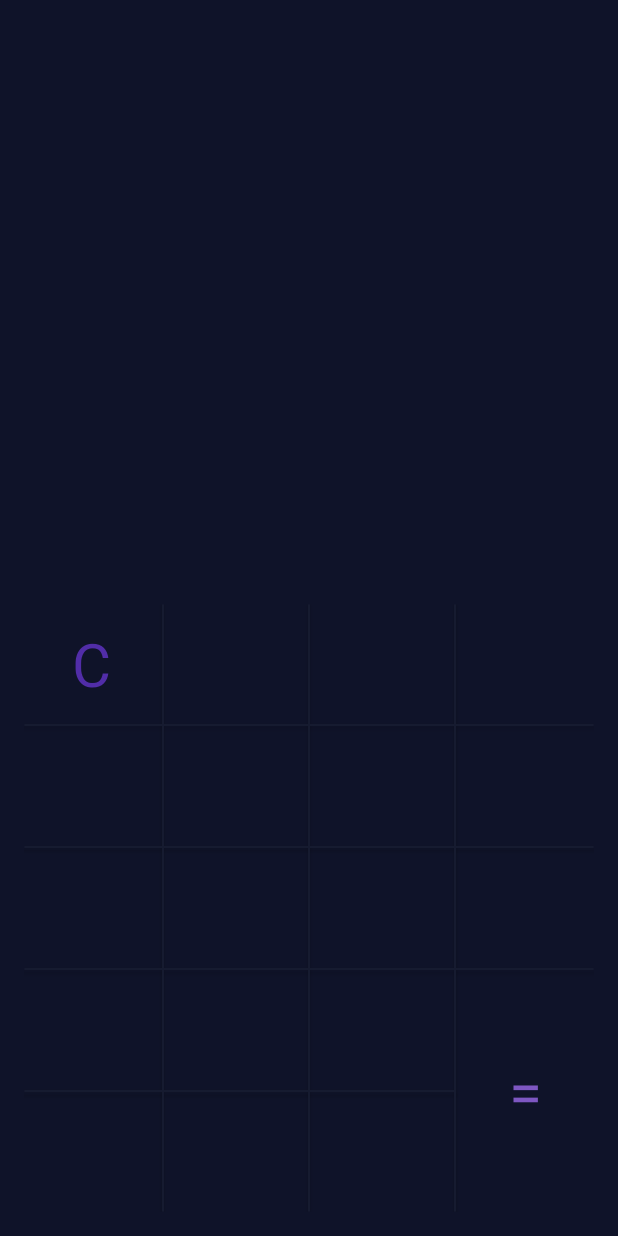
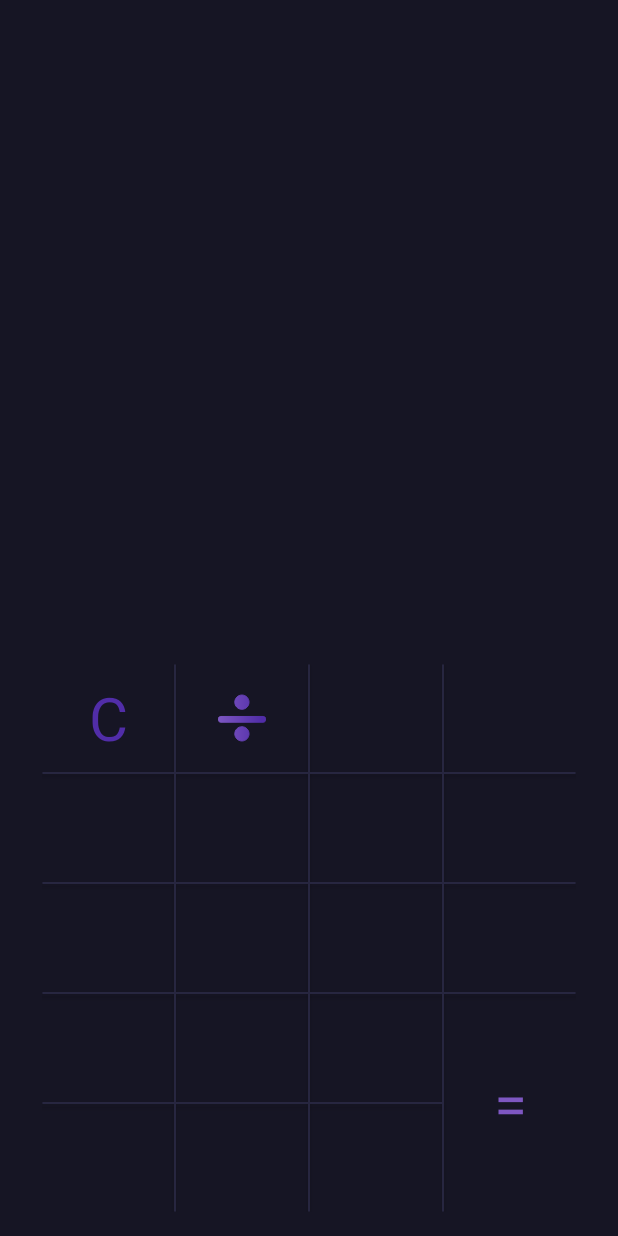
Before and after one commit to ashishmehta11/Unit-Converter, an Android app: the screen it shows after launch (MainActivity), on a phone screen of 412 x 824 dp. Before the commit the screen is almost empty. Run offline under Robolectric (Android 15) with nearby library versions, the phone set to English and light mode, and no system bars; our stand-ins replace data binding.

Commit message:
Updated Color scheme. Added my_grad.xml
Signed-off-by: ashishmehta11 <ashish11mehta11@gmail.com>

```diff
--- a/app/src/main/java/com/project/unitconverter/data/Test.java
+++ b/app/src/main/java/com/project/unitconverter/data/Test.java
@@ -3,5 +3,14 @@ package com.project.unitconverter.data;
 
 import androidx.databinding.BaseObservable;
 
+import java.util.Stack;
+
 public class Test extends BaseObservable {
+    Stack<Integer> operands = new Stack<Integer>();
+    Stack<String> operators = new Stack<String>();
+
+    public void clickerListener(String val) {
+
+    }
+
 }
--- a/app/src/main/java/com/project/unitconverter/fragments/NumPadFragment.java
+++ b/app/src/main/java/com/project/unitconverter/fragments/NumPadFragment.java
@@ -1,26 +1,29 @@
 package com.project.unitconverter.fragments;
 
 import android.os.Bundle;
-
-import androidx.fragment.app.Fragment;
-
 import android.view.LayoutInflater;
 import android.view.View;
 import android.view.ViewGroup;
 
+import androidx.databinding.DataBindingUtil;
+import androidx.fragment.app.Fragment;
+
 import com.project.unitconverter.R;
+import com.project.unitconverter.data.Test;
+import com.project.unitconverter.databinding.FragmentNumPadBinding;
 
-/**
- * A simple {@link Fragment} subclass.
- * Use the {@link NumPadFragment#newInstance} factory method to
- * create an instance of this fragment.
- */
 public class NumPadFragment extends Fragment {
+    private FragmentNumPadBinding binding = null;
 
     @Override
     public View onCreateView(LayoutInflater inflater, ViewGroup container,
                              Bundle savedInstanceState) {
         // Inflate the layout for this fragment
-        return inflater.inflate(R.layout.fragment_num_pad, container, false);
+        if (binding == null) {
+            binding = DataBindingUtil.inflate(inflater, R.layout.fragment_num_pad, container, false);
+            //binding = DataBindingUtil.setContentView(requireActivity(),R.layout.fragment_num_pad);
+            binding.setTest(new Test());
+        }
+        return binding.getRoot();
     }
 }
--- a/app/src/main/java/com/project/unitconverter/main_activity/MainActivity.java
+++ b/app/src/main/java/com/project/unitconverter/main_activity/MainActivity.java
@@ -1,18 +1,14 @@
 package com.project.unitconverter.main_activity;
+
+import android.os.Bundle;
 
 import androidx.appcompat.app.AppCompatActivity;
 import androidx.databinding.DataBindingUtil;
 
-import android.content.res.Resources;
-import android.graphics.Color;
-import android.graphics.LinearGradient;
-import android.graphics.Shader;
-import android.os.Bundle;
-import android.widget.TextView;
+import com.project.unitconverter.R;
+import com.project.unitconverter.data.Test;
+import com.project.unitconverter.databinding.ActivityMainBinding;
 
-import com.project.unitconverter.R;
-import com.project.unitconverter.databinding.ActivityMainBinding;
-import com.project.unitconverter.utils.GradientShader;
 
 public class MainActivity extends AppCompatActivity {
     MainActivityViewModel viewModel;
@@ -20,7 +16,7 @@ public class MainActivity extends AppCompatActivity {
     @Override
     protected void onCreate(Bundle savedInstanceState) {
         super.onCreate(savedInstanceState);
-        binding = DataBindingUtil.setContentView(this,R.layout.activity_main);
-        binding.setData(null);
+        binding = DataBindingUtil.setContentView(this, R.layout.activity_main);
+        binding.setData(new Test());
     }
 }
--- /dev/null
+++ b/app/src/main/res/color/my_grad.xml
@@ -0,0 +1,10 @@
+<?xml version="1.0" encoding="utf-8"?>
+<gradient xmlns:android="http://schemas.android.com/apk/res/android"
+    android:angle="0"
+    android:endColor="@color/primary_dark"
+    android:endX="110"
+    android:endY="30"
+    android:startColor="@color/primary_light"
+    android:startX="0"
+    android:startY="30"
+    android:type="linear" />
--- a/app/src/main/res/drawable/gradient_drawable.xml
+++ b/app/src/main/res/drawable/gradient_drawable.xml
@@ -4,9 +4,8 @@
     xmlns:android = "http://schemas.android.com/apk/res/android" >
 
     <gradient
-        android:startColor = "@color/bg_color"
-        android:endColor = "@color/bg_color_light"
-        android:angle = "0"
-        android:centerColor="@color/bg_color_light"
-        android:type = "linear" />
+        android:endColor="@color/primary_dark"
+        android:startColor="@color/primary_light"
+        android:angle="0"
+        android:type="linear" />
 </shape>
--- /dev/null
+++ b/app/src/main/res/drawable/ic_divide.xml
@@ -0,0 +1,18 @@
+<vector xmlns:android="http://schemas.android.com/apk/res/android"
+    android:width="32dp"
+    android:height="32dp"
+    android:viewportWidth="121.805"
+    android:viewportHeight="121.805">
+    <path
+        android:fillColor="@color/my_grad"
+        android:pathData="M7.309,71.663h107.188c4.036,0 7.308,-3.271 7.308,-7.309c0,-4.037 -3.271,-7.309 -7.308,-7.309H7.309C3.272,57.046 0,60.318 0,64.354C0,68.391 3.272,71.663 7.309,71.663z"
+        android:strokeColor="@color/my_grad" />
+    <path
+        android:fillColor="@color/my_grad"
+        android:pathData="M60.702,38.776c9.963,0 18.067,-8.104 18.067,-18.068c0,-9.963 -8.104,-18.068 -18.067,-18.068c-9.962,0 -18.069,8.105 -18.069,18.068C42.632,30.671 50.738,38.776 60.702,38.776z"
+        android:strokeColor="@color/my_grad" />
+    <path
+        android:fillColor="@color/my_grad"
+        android:pathData="M78.768,101.098c0,-9.963 -8.104,-18.067 -18.068,-18.067c-9.961,0 -18.068,8.104 -18.068,18.067c0,9.961 8.104,18.067 18.068,18.067C70.663,119.165 78.768,111.063 78.768,101.098z"
+        android:strokeColor="@color/my_grad" />
+</vector>
--- a/app/src/main/res/layout/fragment_num_pad.xml
+++ b/app/src/main/res/layout/fragment_num_pad.xml
@@ -12,15 +12,15 @@
 
     <androidx.constraintlayout.widget.ConstraintLayout
         android:layout_width="wrap_content"
-        android:layout_height="wrap_content">
-
+        android:layout_height="wrap_content"
+        android:foregroundGravity="center_horizontal">
 
 
         <androidx.cardview.widget.CardView
             android:id="@+id/cardView6"
             android:layout_width="0dp"
             android:layout_height="1dp"
-            android:layout_marginBottom="80dp"
+            android:layout_marginBottom="72dp"
             app:cardBackgroundColor="@color/bg_color_light"
             app:cardElevation="2dp"
             app:layout_constraintBottom_toTopOf="@+id/cardView5"
@@ -31,7 +31,7 @@
             android:id="@+id/cardView5"
             android:layout_width="0dp"
             android:layout_height="1dp"
-            android:layout_marginBottom="80dp"
+            android:layout_marginBottom="72dp"
             app:cardBackgroundColor="@color/bg_color_light"
             app:cardElevation="2dp"
             app:layout_constraintBottom_toBottomOf="parent"
@@ -42,8 +42,8 @@
             android:id="@+id/cardView7"
             android:layout_width="0dp"
             android:layout_height="1dp"
-            android:layout_marginTop="80dp"
-            android:layout_marginBottom="80dp"
+            android:layout_marginTop="72dp"
+            android:layout_marginBottom="72dp"
             app:cardBackgroundColor="@color/bg_color_light"
             app:cardElevation="2dp"
             app:layout_constraintBottom_toTopOf="@+id/card"
@@ -56,7 +56,7 @@
             android:id="@+id/card"
             android:layout_width="0dp"
             android:layout_height="1dp"
-            android:layout_marginBottom="80dp"
+            android:layout_marginBottom="72dp"
             app:cardBackgroundColor="@color/bg_color_light"
             app:cardElevation="2dp"
             app:layout_constraintBottom_toTopOf="@+id/cardView6"
@@ -67,8 +67,8 @@
             android:id="@+id/cardView3"
             android:layout_width="1dp"
             android:layout_height="0dp"
-            android:layout_marginStart="96dp"
-            android:layout_marginEnd="96dp"
+            android:layout_marginStart="88dp"
+            android:layout_marginEnd="88dp"
             app:cardBackgroundColor="@color/bg_color_light"
             app:cardElevation="2dp"
             app:layout_constraintBottom_toBottomOf="parent"
@@ -81,8 +81,8 @@
             android:id="@+id/cardView2"
             android:layout_width="1dp"
             android:layout_height="0dp"
-            android:layout_marginStart="192dp"
-            android:layout_marginEnd="192dp"
+            android:layout_marginStart="176dp"
+            android:layout_marginEnd="176dp"
             app:cardBackgroundColor="@color/bg_color_light"
             app:cardElevation="2dp"
             app:layout_constraintBottom_toBottomOf="parent"
@@ -95,8 +95,8 @@
             android:id="@+id/cardView"
             android:layout_width="1dp"
             android:layout_height="0dp"
-            android:layout_marginStart="96dp"
-            android:layout_marginEnd="96dp"
+            android:layout_marginStart="88dp"
+            android:layout_marginEnd="88dp"
             app:cardBackgroundColor="@color/bg_color_light"
             app:cardElevation="2dp"
             app:layout_constraintBottom_toBottomOf="parent"
@@ -107,20 +107,23 @@
 
         <TextView
             android:id="@+id/textView2"
-            android:layout_width="96dp"
-            android:layout_height="80dp"
+            android:layout_width="0dp"
+            android:layout_height="0dp"
             android:layout_gravity="center"
             android:gravity="center"
             android:text="C"
+
             android:textColor="@color/primary_dark"
             android:textSize="40sp"
             app:layout_constraintBottom_toTopOf="@+id/cardView7"
-            app:layout_constraintEnd_toStartOf="@+id/cardView" />
+            app:layout_constraintEnd_toStartOf="@+id/cardView"
+            app:layout_constraintStart_toStartOf="parent"
+            app:layout_constraintTop_toTopOf="parent" />
 
         <TextView
             android:id="@+id/textView3"
-            android:layout_width="96dp"
-            android:layout_height="160dp"
+            android:layout_width="88dp"
+            android:layout_height="144dp"
             android:layout_gravity="center"
             android:gravity="center"
             android:text="="
@@ -131,5 +134,17 @@
             app:layout_constraintStart_toEndOf="@+id/cardView5"
             app:layout_constraintTop_toBottomOf="@+id/cardView6" />
 
+        <ImageButton
+            android:id="@+id/imageButton"
+            android:layout_width="0dp"
+            android:layout_height="0dp"
+            android:background="@android:color/transparent"
+            android:elevation="0dp"
+            android:src="@drawable/ic_divide"
+            app:layout_constraintBottom_toTopOf="@+id/cardView7"
+            app:layout_constraintEnd_toStartOf="@+id/cardView2"
+            app:layout_constraintStart_toEndOf="@+id/cardView"
+            app:layout_constraintTop_toTopOf="parent" />
+
     </androidx.constraintlayout.widget.ConstraintLayout>
 </layout>
--- a/app/src/main/res/values/colors.xml
+++ b/app/src/main/res/values/colors.xml
@@ -5,13 +5,17 @@
     <color name="purple_700">#FF3700B3</color>
     <color name="teal_200">#FF03DAC5</color>
     <color name="teal_700">#FF018786</color>
-<!--    <color name="bg_color">#25242e</color>-->
-<!--    <color name="bg_color_light">#455a64</color>-->
-    <color name="bg_color">#0f1329</color>
-    <color name="bg_color_light">#161b30</color>
+    <!--    <color name="bg_color">#25242e</color>-->
+    <!--    <color name="bg_color_light">#455a64</color>-->
+    <!--    <color name="bg_color">#0f1329</color>-->
+    <color name="bg_color">#161524</color>
+    <color name="bg_color_light">#272640</color>
     <color name="primary_dark">#512da8</color>
     <color name="primary_light">#7e57c2</color>
+    <!--    <color name="primary_light">#B14FE4</color>-->
     <color name="black">#000000</color>
 
     <color name="white">#FFFFFFFF</color>
+
+
 </resources>
--- a/app/src/main/res/values/ic_launcher_background.xml
+++ b/app/src/main/res/values/ic_launcher_background.xml
@@ -1,6 +1,8 @@
 <?xml version="1.0" encoding="utf-8"?>
 <resources>
-<!--    <color name="ic_launcher_background">#37474F</color>-->
-<!--    <color name="ic_launcher_background">#212121</color>-->
-    <color name="ic_launcher_background">#263238</color>
+    <!--    <color name="ic_launcher_background">#37474F</color>-->
+    <!--    <color name="ic_launcher_background">#212121</color>-->
+    <!--    <color name="ic_launcher_background">#263238</color>-->
+    <!--    <color name="ic_launcher_background">#161524</color>-->
+    <color name="ic_launcher_background">#272640</color>
 </resources>
```
